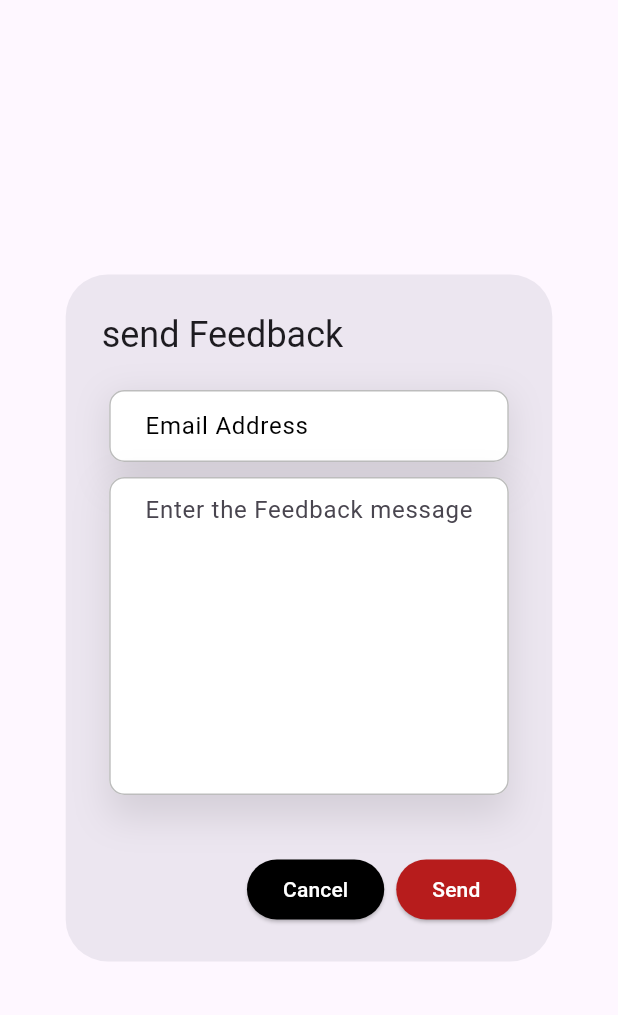
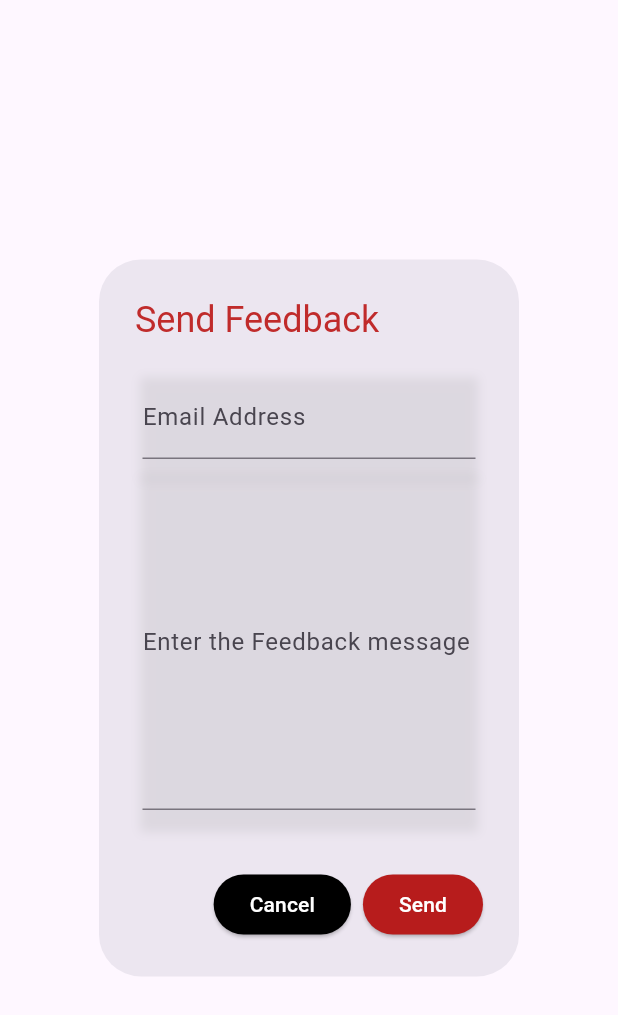
Before and after one commit to Anand-Prasad-14/Crime-Alert-App, a Flutter app: the SendEmail widget shown alone on an empty page, opened directly, on a phone screen of 412 x 824 dp. Shown: the top 1015 px of the screen. Run offline on Flutter 3.47's test engine with Material 3 defaults, Android fonts, the phone set to English and light mode, and no system bars; our stand-ins replace awesome_notifications, csc_picker, firebase_auth, firebase_core, firebase_database, firebase_storage and 8 more; missing offline and left inert: dcdg, flutter_google_places, flutter_ringtone_player, flutter_sms, google_api_headers, google_maps_webservice; accounts and stored records are empty; network calls fail.

Commit message:
fix- changes

```diff
--- a/lib/account/components/send_email.dart
+++ b/lib/account/components/send_email.dart
@@ -1,15 +1,11 @@
 import 'package:flutter/material.dart';
-import 'package:secure_alert/utils/theme.dart';
+import 'package:firebase_auth/firebase_auth.dart';
+import 'package:firebase_database/firebase_database.dart';
 
-// ignore: must_be_immutable
 class SendEmail extends StatefulWidget {
-  String title;
+  final String title;
 
-  SendEmail({
-    Key? key,
-    required this.title
-  }) : super(key: key);
-
+  SendEmail({Key? key, required this.title}) : super(key: key);
 
   @override
   State<SendEmail> createState() => _SendEmailState();
@@ -19,57 +15,100 @@ class _SendEmailState extends State<SendEmail> {
   String? message;
   String? email;
 
+  final databaseReference = FirebaseDatabase.instance.ref().child('feedback');
+  final FirebaseAuth _auth = FirebaseAuth.instance;
+
+  @override
+  void initState() {
+    _fetchUserEmail();
+    super.initState();
+  }
+
+  void _fetchUserEmail() async {
+    User? user = _auth.currentUser;
+    if (user != null) {
+      setState(() {
+        email = user.email;
+      });
+    }
+  }
+
   @override
   Widget build(BuildContext context) {
     return AlertDialog(
-      title: Text('send ${widget.title}'),
+      title: Text(
+        'Send ${widget.title}',
+        style: const TextStyle(color: Color.fromARGB(255, 192, 43, 43)),
+      ),
       scrollable: true,
-      content: Padding(padding: const EdgeInsets.all(5.0),
-      child: Form(child: Column(
+      content: Padding(
+        padding: const EdgeInsets.all(5.0),
+        child: Form(
+          child: Column(
             children: <Widget>[
               getEmailField(),
-          getMessageField()
+              getMessageField(),
             ],
-      )),),
+          ),
+        ),
+      ),
       actions: [
-        ElevatedButton(style: ButtonStyle(backgroundColor: MaterialStateProperty.all(Colors.black)),
-        child: const Text("Cancel", style: TextStyle(
-          color: Colors.white
-        ),),
+        ElevatedButton(
+          style: ButtonStyle(
+            backgroundColor: MaterialStateProperty.all(Colors.black),
+          ),
+          child: const Text(
+            "Cancel",
+            style: TextStyle(color: Colors.white),
+          ),
           onPressed: () {
             Navigator.of(context).pop();
           },
         ),
         ElevatedButton(
           style: ButtonStyle(
-            backgroundColor: MaterialStateProperty.all(Colors.red.shade900)
+            backgroundColor: MaterialStateProperty.all(Colors.red.shade900),
           ),
-          child: const Text("Send", style: TextStyle(
-            color: Colors.white
-          ),),
+          child: const Text(
+            "Send",
+            style: TextStyle(color: Colors.white),
+          ),
           onPressed: () {
-            Navigator.of(context).pop();
+            _uploadFeedback();
           },
         )
       ],
     );
   }
 
-  getEmailField(){
+  Widget getEmailField() {
     return Container(
       padding: const EdgeInsets.only(bottom: 10),
-      decoration: ThemeHelper().inputBoxDecorationShaddow(),
+      decoration: BoxDecoration(
+        boxShadow: [
+          BoxShadow(
+            color: Colors.grey.withOpacity(0.2),
+            spreadRadius: 2,
+            blurRadius: 5,
+            offset: const Offset(0, 3),
+          ),
+        ],
+      ),
       child: TextFormField(
+        initialValue: email,
         keyboardType: TextInputType.emailAddress,
-        decoration: ThemeHelper().textInputDecoration("Email Address", "Enter the email address"),
-        onChanged: (val){
+        decoration: const InputDecoration(
+          labelText: "Email Address",
+          hintText: "Enter the email address",
+        ),
+        onChanged: (val) {
           setState(() {
             email = val;
           });
         },
         validator: (val) {
-          if (val!.isEmpty){
-            return "Emial Address is required";
+          if (val!.isEmpty) {
+            return "Email Address is required";
           }
           return null;
         },
@@ -77,15 +116,26 @@ class _SendEmailState extends State<SendEmail> {
     );
   }
 
-  getMessageField(){
+  Widget getMessageField() {
     return Container(
       padding: const EdgeInsets.only(bottom: 10),
-      decoration: ThemeHelper().inputBoxDecorationShaddow(),
+      decoration: BoxDecoration(
+        boxShadow: [
+          BoxShadow(
+            color: Colors.grey.withOpacity(0.2),
+            spreadRadius: 2,
+            blurRadius: 5,
+            offset: const Offset(0, 3),
+          ),
+        ],
+      ),
       child: TextFormField(
         minLines: 8,
         maxLines: 12,
         keyboardType: TextInputType.multiline,
-        decoration: ThemeHelper().textInputDecoReport("Enter the ${widget.title} message"),
+        decoration: InputDecoration(
+          labelText: "Enter the ${widget.title} message",
+        ),
         onChanged: (val) {
           setState(() {
             message = val;
@@ -100,4 +150,29 @@ class _SendEmailState extends State<SendEmail> {
       ),
     );
   }
+
+  void _uploadFeedback() async {
+    if (email != null && message != null) {
+      try {
+        await databaseReference.push().set({
+          'email': email,
+          'message': message,
+          'title': widget.title,
+          'timestamp': DateTime.now().toString(),
+        });
+        ScaffoldMessenger.of(context).showSnackBar(
+          const SnackBar(content: Text('Feedback sent successfully')),
+        );
+        Navigator.of(context).pop();
+      } catch (e) {
+        ScaffoldMessenger.of(context).showSnackBar(
+          SnackBar(content: Text('Error: $e')),
+        );
       }
+    } else {
+      ScaffoldMessenger.of(context).showSnackBar(
+        const SnackBar(content: Text('Email and Message are required')),
+      );
+    }
+  }
+}
--- a/lib/account/models/contact_model.dart
+++ b/lib/account/models/contact_model.dart
@@ -2,7 +2,7 @@ class Contact {
   String? id;
   String? fname;
   String? relation;
-  String? mobileNo;
+  String? contactNo;
 
-  Contact(String s, String t, String u, String? mobileNo);
+  Contact(this.id, this.fname, this.relation, this.contactNo );
 }
--- a/lib/authenticate/views/register_screen.dart
+++ b/lib/authenticate/views/register_screen.dart
@@ -436,7 +436,7 @@ class _RegisterScreenState extends State<RegisterScreen> {
           FirebaseDatabase.instance.ref().child('users');
 
       userRef.child(uID.toString()).set({
-        'fname': fName,
+        'firstName': fName,
         'iNo': iNo,
         'email': email,
         'dob': dob,
@@ -446,7 +446,7 @@ class _RegisterScreenState extends State<RegisterScreen> {
         'country': countryValue,
         'state': stateValue,
         'city': cityValue,
-        'zipCode': zipcode
+        'pincode': zipcode
       });
 
       Fluttertoast.showToast(msg: "Account created successfully");
--- a/lib/service/logger.dart
+++ b/lib/service/logger.dart
@@ -1,7 +1,8 @@
 import 'package:logger/logger.dart';
 import 'package:stack_trace/stack_trace.dart';
 
-final logger = () => Logger(printer: CustomPrinter.instance, level: Level.verbose);
+final logger =
+    () => Logger(printer: CustomPrinter.instance, level: Level.verbose);
 
 class CustomPrinter extends LogPrinter {
   static CustomPrinter _customPrinter = CustomPrinter();
@@ -22,7 +23,7 @@ class CustomPrinter extends LogPrinter {
   List<String> log(LogEvent event) {
     int index = trace.indexOf(".");
     if (index != -1) {
-      clName = trace.substring(0,index).trim();
+      clName = trace.substring(0, index).trim();
       mlName = trace.substring(index + 1).trim();
     } else {
       clName = trace;
```
Also changed, not shown: lib/account/components/contact_popup.dart (+9 -9 lines), lib/account/views/account_screen.dart (+14 -6 lines), lib/account/views/edit_profile_view.dart (+76 -84 lines), lib/authenticate/models/user_model.dart (+6 -10 lines), lib/authenticate/views/login_screen.dart (+5 -4 lines). Lines whose indentation alone changed are shown as unchanged.
